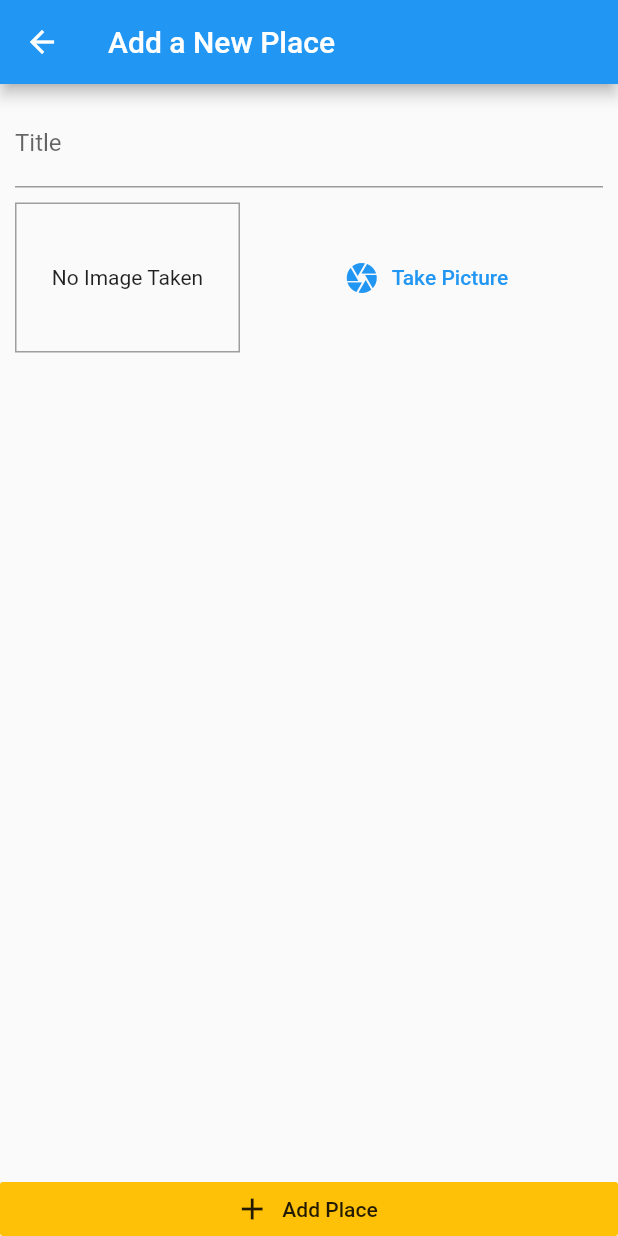
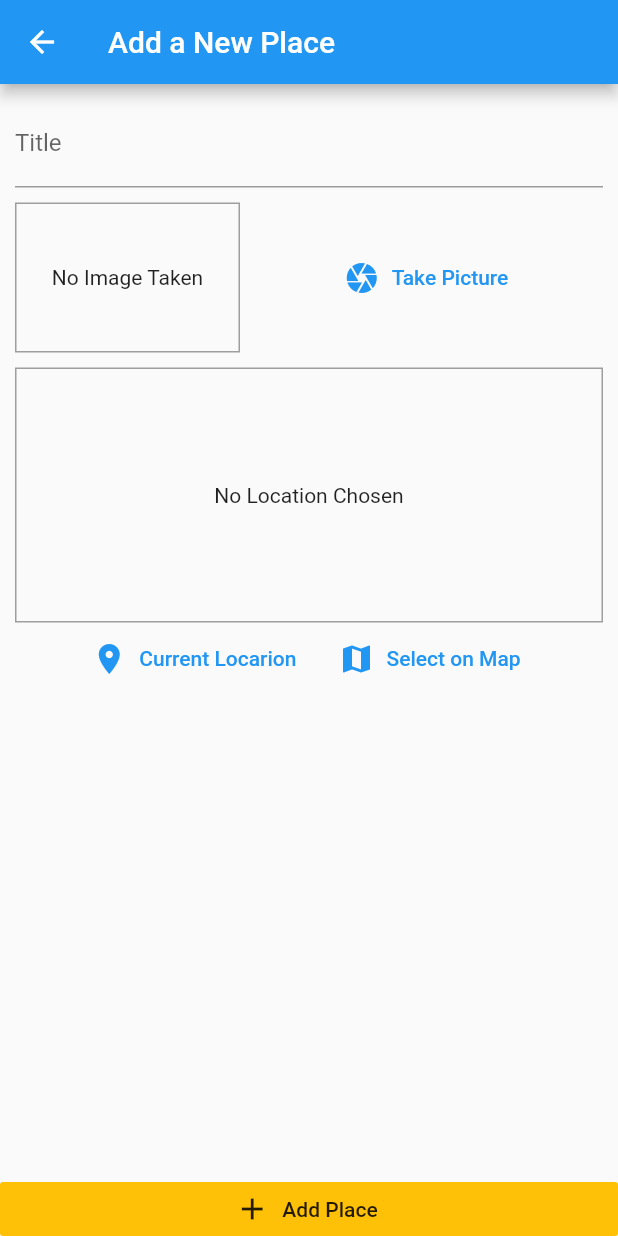
Before and after one commit to AsankaThennakoon/great_place, a Flutter app: the AddPlaceScreen screen opened by its route, on a phone screen of 412 x 824 dp. Run offline on Flutter 3.47's test engine with Material 2 defaults, Android fonts, the phone set to English and light mode, and no system bars; our stand-ins replace image_picker, location, sqflite; accounts and stored records are empty.

Commit message:
add current location success

```diff
--- /dev/null
+++ b/lib/helpers/location_helper.dart
@@ -0,0 +1,8 @@
+const GOOGLE_API_KEY = 'AIzaSyDsTGNPCGPNlWcONTTCaM51qicNiCIqR3I';
+
+class LocationHelper {
+  static String generateLocationPreviewImage(
+      {required double latitude, required double longitude}) {
+    return 'https://maps.googleapis.com/maps/api/staticmap?center=$latitude,$longitude&zoom=13&size=600x300&maptype=roadmap&markers=color:red%7Clabel:C%7C$latitude,$longitude&key=$GOOGLE_API_KEY';
+  }
+}
--- a/lib/screens/add_place_screen.dart
+++ b/lib/screens/add_place_screen.dart
@@ -1,6 +1,7 @@
 import 'package:flutter/material.dart';
 import 'dart:io';
 import 'package:greate_place/widgets/image_input.dart';
+import 'package:greate_place/widgets/location_input.dart';
 import 'package:provider/provider.dart';
 import '../providers/great_places.dart';
 
@@ -51,6 +52,10 @@
                     ),
                     SizedBox(height: 10),
                     ImageInput(_selectImage),
+                    SizedBox(
+                      height: 10,
+                    ),
+                    LocationInput(),
                   ],
                 ),
               ),
--- /dev/null
+++ b/lib/widgets/location_input.dart
@@ -0,0 +1,71 @@
+import 'package:flutter/material.dart';
+import 'package:location/location.dart';
+import '../helpers/location_helper.dart';
+
+class LocationInput extends StatefulWidget {
+  const LocationInput({Key? key}) : super(key: key);
+
+  @override
+  _LocationInputState createState() => _LocationInputState();
+}
+
+class _LocationInputState extends State<LocationInput> {
+  String? _previewImageUrl;
+
+  Future<void> _getCurrentUserLocation() async {
+    final locData = await Location().getLocation();
+    print(locData.latitude);
+    print(locData.longitude);
+
+    final staticMapImageUrl = LocationHelper.generateLocationPreviewImage(
+      latitude: locData.latitude as double,
+      longitude: locData.longitude as double,
+    );
+    setState(() {
+      _previewImageUrl = staticMapImageUrl;
+    });
+  }
+
+  @override
+  Widget build(BuildContext context) {
+    return Column(
+      children: <Widget>[
+        Container(
+          height: 170,
+          alignment: Alignment.center,
+          width: double.infinity,
+          decoration: BoxDecoration(
+            border: Border.all(width: 1, color: Colors.grey),
+          ),
+          child: _previewImageUrl == null
+              ? Text(
+                  "No Location Chosen",
+                  textAlign: TextAlign.center,
+                )
+              : Image.network(
+                  _previewImageUrl as String,
+                  fit: BoxFit.cover,
+                  width: double.infinity,
+                ),
+        ),
+        Row(
+          mainAxisAlignment: MainAxisAlignment.center,
+          children: <Widget>[
+            FlatButton.icon(
+              onPressed: _getCurrentUserLocation,
+              icon: Icon(Icons.location_on),
+              label: Text('Current Locarion'),
+              textColor: Theme.of(context).primaryColor,
+            ),
+            FlatButton.icon(
+              onPressed: () {},
+              icon: Icon(Icons.map),
+              label: Text('Select on Map'),
+              textColor: Theme.of(context).primaryColor,
+            ),
+          ],
+        )
+      ],
+    );
+  }
+}
--- a/pubspec.yaml
+++ b/pubspec.yaml
@@ -33,6 +33,7 @@
   path_provider: ^2.0.3
   path: ^1.8.0
   sqflite: ^2.0.0+4
+  location: ^4.3.0
 
 
 dev_dependencies:
```
Also changed, not shown: pubspec.lock, 1 other file.
